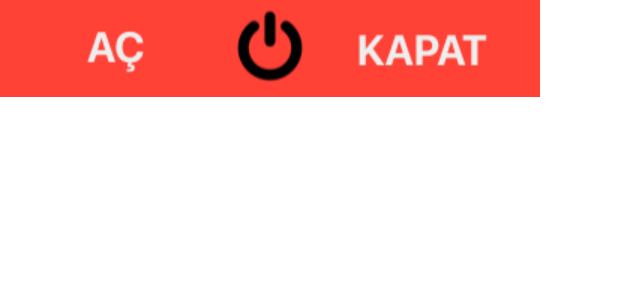
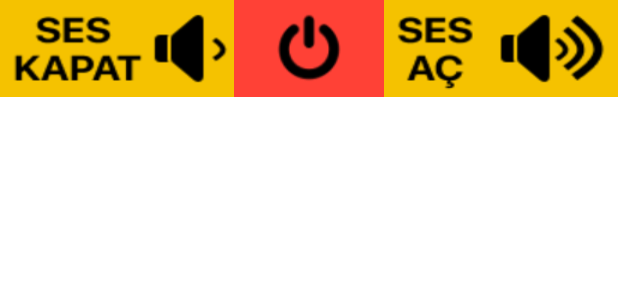
Before and after one commit to J4CKHunter/RadioApp, an Android app: the layout custom_notification_layout.xml on its own in the app's theme, with its tools: preview values and no code run, on a phone screen of 412 x 824 dp. Shown: the top 300 px of the screen. Run offline under Robolectric (Android 15) with nearby library versions, the phone set to English and light mode, and no system bars.

Commit message:
last ui updates completed

```diff
--- a/app/src/main/java/com/ayd/radioapp/viewmodel/MainViewModel.kt
+++ b/app/src/main/java/com/ayd/radioapp/viewmodel/MainViewModel.kt
@@ -29,7 +29,7 @@ class MainViewModel(application: Application) : AndroidViewModel(application){
     private var player: SimpleExoPlayer
     private var defaultHttpDataSourceFactory: DefaultHttpDataSourceFactory
 
-    val audioManager = application.applicationContext.getSystemService(Context.AUDIO_SERVICE) as AudioManager
+    private val audioManager = application.applicationContext.getSystemService(Context.AUDIO_SERVICE) as AudioManager
 
     private var currentIndex = 0
 
@@ -51,7 +51,7 @@ class MainViewModel(application: Application) : AndroidViewModel(application){
 
         viewModelScope.launch {
 
-            val database = FirebaseDatabase.getInstance("https://radioapp-279ba-default-rtdb.firebaseio.com/")
+            val database = FirebaseDatabase.getInstance("https://radio-app-abc8d-default-rtdb.europe-west1.firebasedatabase.app/")
             val myRef = database.reference
 
             myRef.addValueEventListener(object : ValueEventListener {
--- a/app/src/main/res/layout/custom_notification_layout.xml
+++ b/app/src/main/res/layout/custom_notification_layout.xml
@@ -5,14 +5,79 @@
 xmlns:tools="http://schemas.android.com/tools"
 android:layout_width="match_parent"
 android:layout_height="wrap_content"
-    android:orientation="vertical">
+android:orientation="horizontal">
+
+
+<ImageButton
+    android:id="@+id/voice_decrease"
+    android:layout_width="match_parent"
+    android:layout_height="64.5dp"
+    android:layout_weight="1"
+    android:text="Aç/Kapa"
+    android:background="@drawable/volume_down_new"/>
 
 
 <ImageButton
     android:id="@+id/radioOpeningSwitch"
     android:layout_width="wrap_content"
     android:layout_height="64.5dp"
-        android:background="@drawable/power_button"/>
+    android:background="@drawable/power_off_new"/>
+
+<ImageButton
+    android:id="@+id/voice_increase"
+    android:layout_width="match_parent"
+    android:layout_height="64.5dp"
+    android:layout_weight="1"
+    android:text="Aç/Kapa"
+    android:background="@drawable/volume_up_new"/>
+
+</LinearLayout>
 
 
-</LinearLayout>
+
+
+    <!--
+    <?xml version="1.0" encoding="utf-8"?>
+    <androidx.constraintlayout.widget.ConstraintLayout
+        xmlns:android="http://schemas.android.com/apk/res/android"
+        xmlns:app="http://schemas.android.com/apk/res-auto"
+        xmlns:tools="http://schemas.android.com/tools"
+        android:layout_width="match_parent"
+        android:layout_height="wrap_content"
+        android:orientation="horizontal">
+
+
+        <ImageButton
+            android:id="@+id/voice_decrease"
+            android:layout_width="158dp"
+            android:layout_height="67dp"
+            android:background="@drawable/volume_down_new"
+            android:text="Aç/Kapa"
+            app:layout_constraintStart_toStartOf="parent"
+            app:layout_constraintTop_toTopOf="parent" />
+
+        <ImageButton
+            android:id="@+id/radioOpeningSwitch"
+            android:layout_width="wrap_content"
+            android:layout_height="64.5dp"
+            android:background="@drawable/power_off_new"
+            app:layout_constraintBottom_toBottomOf="parent"
+            app:layout_constraintEnd_toEndOf="@+id/voice_increase"
+            app:layout_constraintHorizontal_bias="0.044"
+            app:layout_constraintStart_toEndOf="@+id/voice_decrease"
+            app:layout_constraintTop_toTopOf="parent" />
+
+        <ImageButton
+            android:id="@+id/voice_increase"
+            android:layout_width="149dp"
+            android:layout_height="67dp"
+            android:background="@drawable/volume_up_new"
+            android:text="Aç/Kapa"
+            app:layout_constraintEnd_toEndOf="parent"
+            app:layout_constraintTop_toTopOf="parent" />
+
+
+    </androidx.constraintlayout.widget.ConstraintLayout>
+
+
+    -->
--- a/app/src/main/res/layout/custom_notification_layout2.xml
+++ b/app/src/main/res/layout/custom_notification_layout2.xml
@@ -13,7 +13,7 @@
         android:layout_height="64.5dp"
         android:layout_weight="1"
         android:text="Aç/Kapa"
-        android:background="@drawable/previous_channel"/>
+        android:background="@drawable/previous_channel_new"/>
 
     <ImageButton
         android:id="@+id/channel_next"
@@ -21,7 +21,7 @@
         android:layout_height="64.5dp"
         android:layout_weight="1"
         android:text="Aç/Kapa"
-        android:background="@drawable/next_channel"/>
+        android:background="@drawable/next_channel_new"/>
 
 
 
```
Also changed, not shown: app/src/main/AndroidManifest.xml (+0 -7 lines), app/src/main/java/com/ayd/radioapp/view/FullscreenNotificationActivity.kt (deleted, +0 -12 lines), app/src/main/java/com/ayd/radioapp/view/MainActivity.kt (+8 -7 lines), app/src/main/res/layout/activity_fullscreen_notification.xml (deleted, +0 -26 lines), app/src/main/res/layout/custom_notification_layout3.xml (deleted, +0 -25 lines), app/src/main/res/drawable/next_channel_new.png (added), app/src/main/res/drawable/power_off_new.png (added), app/src/main/res/drawable/power_on_new.png (added), app/src/main/res/drawable/previous_channel_new.png (added), app/src/main/res/drawable/volume_down_new.png (added), app/src/main/res/drawable/volume_up_new.png (added). Lines whose indentation alone changed are shown as unchanged.
